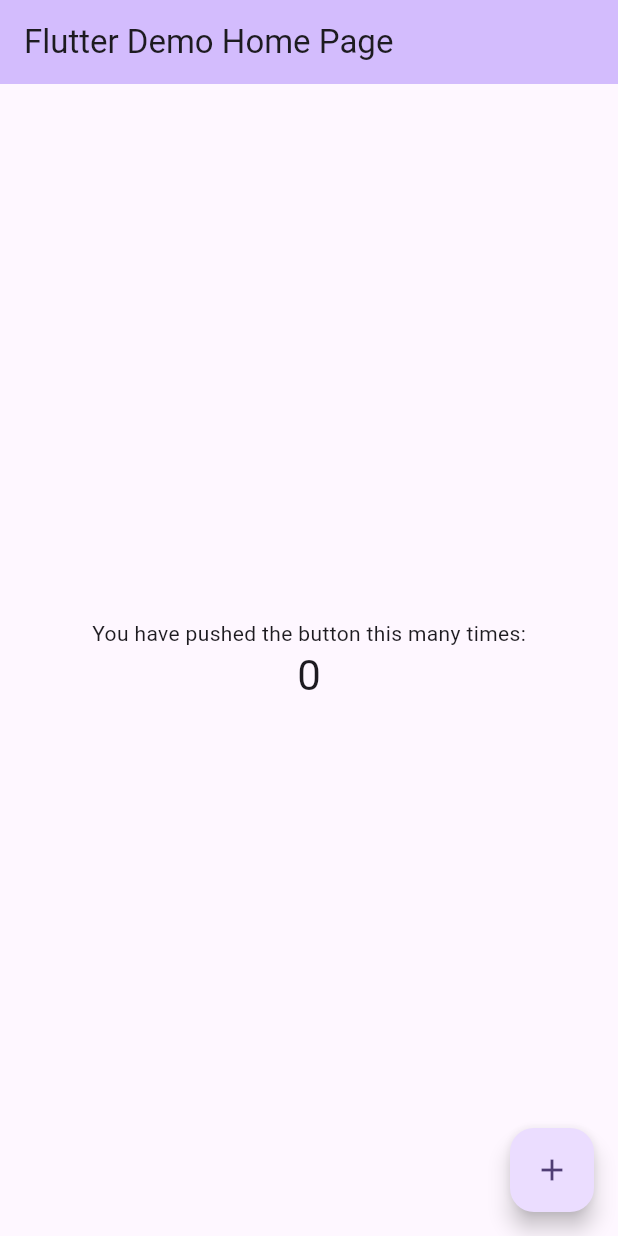
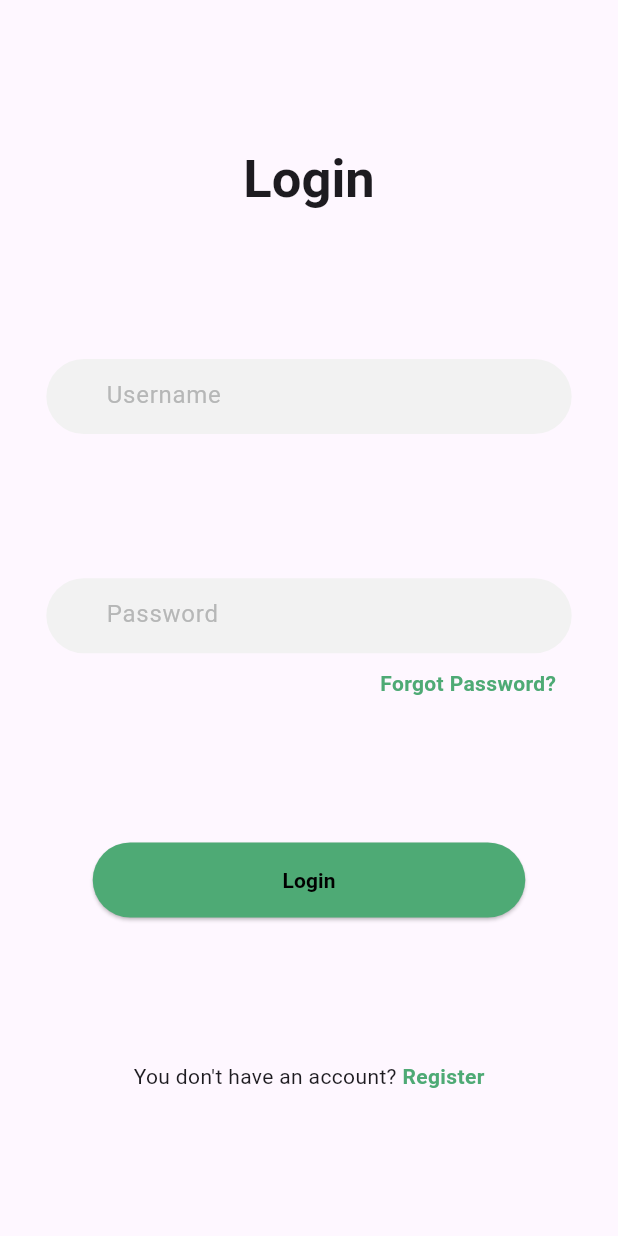
Before and after one commit to KhanhBui2004/Naitei_Flutter_2025_KhanhBH_Project1, a Flutter app: the screen it shows after launch, on a phone screen of 412 x 824 dp. Run offline on Flutter 3.47's test engine with Material 3 defaults, Android fonts, the light colour scheme and no system bars.

Commit message:
create Login UI, register UI

```diff
--- a/lib/main.dart
+++ b/lib/main.dart
@@ -1,4 +1,8 @@
 import 'package:flutter/material.dart';
+import 'package:naitei_flutter_2025_khanhbh_project1/presentation/authentication/login_page.dart';
+import 'package:naitei_flutter_2025_khanhbh_project1/presentation/authentication/register_page.dart';
+import 'package:naitei_flutter_2025_khanhbh_project1/utils/routes/app_routes.dart';
+import 'package:naitei_flutter_2025_khanhbh_project1/utils/routes/route_generator.dart';
 
 void main() {
   runApp(const MyApp());
@@ -11,42 +15,18 @@ class MyApp extends StatelessWidget {
   @override
   Widget build(BuildContext context) {
     return MaterialApp(
-      title: 'Flutter Demo',
-      theme: ThemeData(
-        // This is the theme of your application.
-        //
-        // TRY THIS: Try running your application with "flutter run". You'll see
-        // the application has a purple toolbar. Then, without quitting the app,
-        // try changing the seedColor in the colorScheme below to Colors.green
-        // and then invoke "hot reload" (save your changes or press the "hot
-        // reload" button in a Flutter-supported IDE, or press "r" if you used
-        // the command line to start the app).
-        //
-        // Notice that the counter didn't reset back to zero; the application
-        // state is not lost during the reload. To reset the state, use hot
-        // restart instead.
-        //
-        // This works for code too, not just values: Most code changes can be
-        // tested with just a hot reload.
-        colorScheme: .fromSeed(seedColor: Colors.deepPurple),
-      ),
-      home: const MyHomePage(title: 'Flutter Demo Home Page'),
+      // title: 'Flutter Demo',
+      // theme: ThemeData(colorScheme: .fromSeed(seedColor: Colors.deepPurple)),
+      // home: const MyHomePage(title: 'Flutter Demo Home Page'),
+      initialRoute: AppRoutes.login,
+      onGenerateRoute: RouteGenerator.generateRoute,
+      // home: const RegisterPage(),
     );
   }
 }
 
 class MyHomePage extends StatefulWidget {
   const MyHomePage({super.key, required this.title});
-
-  // This widget is the home page of your application. It is stateful, meaning
-  // that it has a State object (defined below) that contains fields that affect
-  // how it looks.
-
-  // This class is the configuration for the state. It holds the values (in this
-  // case the title) provided by the parent (in this case the App widget) and
-  // used by the build method of the State. Fields in a Widget subclass are
-  // always marked "final".
-
   final String title;
 
   @override
@@ -58,50 +38,19 @@ class _MyHomePageState extends State<MyHomePage> {
 
   void _incrementCounter() {
     setState(() {
-      // This call to setState tells the Flutter framework that something has
-      // changed in this State, which causes it to rerun the build method below
-      // so that the display can reflect the updated values. If we changed
-      // _counter without calling setState(), then the build method would not be
-      // called again, and so nothing would appear to happen.
       _counter++;
     });
   }
 
   @override
   Widget build(BuildContext context) {
-    // This method is rerun every time setState is called, for instance as done
-    // by the _incrementCounter method above.
-    //
-    // The Flutter framework has been optimized to make rerunning build methods
-    // fast, so that you can just rebuild anything that needs updating rather
-    // than having to individually change instances of widgets.
     return Scaffold(
       appBar: AppBar(
-        // TRY THIS: Try changing the color here to a specific color (to
-        // Colors.amber, perhaps?) and trigger a hot reload to see the AppBar
-        // change color while the other colors stay the same.
         backgroundColor: Theme.of(context).colorScheme.inversePrimary,
-        // Here we take the value from the MyHomePage object that was created by
-        // the App.build method, and use it to set our appbar title.
         title: Text(widget.title),
       ),
       body: Center(
-        // Center is a layout widget. It takes a single child and positions it
-        // in the middle of the parent.
         child: Column(
-          // Column is also a layout widget. It takes a list of children and
-          // arranges them vertically. By default, it sizes itself to fit its
-          // children horizontally, and tries to be as tall as its parent.
-          //
-          // Column has various properties to control how it sizes itself and
-          // how it positions its children. Here we use mainAxisAlignment to
-          // center the children vertically; the main axis here is the vertical
-          // axis because Columns are vertical (the cross axis would be
-          // horizontal).
-          //
-          // TRY THIS: Invoke "debug painting" (choose the "Toggle Debug Paint"
-          // action in the IDE, or press "p" in the console), to see the
-          // wireframe for each widget.
           mainAxisAlignment: .center,
           children: [
             const Text('You have pushed the button this many times:'),
--- /dev/null
+++ b/lib/presentation/authentication/login_page.dart
@@ -0,0 +1,102 @@
+import 'package:flutter/material.dart';
+import 'package:naitei_flutter_2025_khanhbh_project1/utils/helper.dart';
+import 'package:naitei_flutter_2025_khanhbh_project1/presentation/widget/textInput.dart';
+import 'package:naitei_flutter_2025_khanhbh_project1/utils/constant.dart';
+import 'package:naitei_flutter_2025_khanhbh_project1/utils/routes/app_routes.dart';
+
+class LoginPage extends StatefulWidget {
+  const LoginPage({super.key});
+
+  @override
+  State<StatefulWidget> createState() {
+    return _LoginPageState();
+  }
+}
+
+class _LoginPageState extends State<LoginPage> {
+  final _usernameControler = TextEditingController();
+  final _passwordControler = TextEditingController();
+  @override
+  Widget build(BuildContext context) {
+    return Scaffold(
+      body: SizedBox(
+        height: Helper.getScreenHeight(context),
+        width: Helper.getScreenWidth(context),
+        child: SafeArea(
+          child: Column(
+            children: [
+              const Spacer(),
+              Text(
+                'Login',
+                style: Helper.getTheme(context).headlineSmall?.copyWith(
+                  fontWeight: FontWeight.bold,
+                  fontSize: 35,
+                ),
+              ),
+              const Spacer(),
+              TextInput(controller: _usernameControler, hintText: 'Username'),
+              const Spacer(),
+              TextInput(hintText: 'Password', controller: _passwordControler),
+              const SizedBox(height: 10),
+              Padding(
+                padding: EdgeInsets.only(
+                  right: MediaQuery.of(context).size.width * 0.1,
+                ),
+                child: Align(
+                  alignment: Alignment.centerRight,
+                  child: GestureDetector(
+                    onTap: () => debugPrint('Forgot password'),
+                    child: Text(
+                      'Forgot Password?',
+                      style: TextStyle(
+                        color: AppColors.greend,
+                        fontWeight: FontWeight.bold,
+                      ),
+                    ),
+                  ),
+                ),
+              ),
+              const Spacer(),
+              SizedBox(
+                height: 50,
+                width: MediaQuery.of(context).size.width * 0.7,
+                child: ElevatedButton(
+                  onPressed: () => debugPrint('login'),
+                  style: ElevatedButton.styleFrom(
+                    backgroundColor: AppColors.greend,
+                  ),
+                  child: const Text(
+                    "Login",
+                    style: TextStyle(
+                      color: Colors.black,
+                      fontWeight: FontWeight.bold,
+                    ),
+                  ),
+                ),
+              ),
+              const Spacer(),
+              Row(
+                mainAxisAlignment: MainAxisAlignment.center,
+                children: [
+                  Text("You don't have an account? "),
+                  GestureDetector(
+                    onTap: () =>
+                        Navigator.of(context).pushNamed(AppRoutes.register),
+                    child: Text(
+                      'Register',
+                      style: TextStyle(
+                        color: AppColors.greend,
+                        fontWeight: FontWeight.bold,
+                      ),
+                    ),
+                  ),
+                ],
+              ),
+              const Spacer(),
+            ],
+          ),
+        ),
+      ),
+    );
+  }
+}
--- /dev/null
+++ b/lib/presentation/widget/textInput.dart
@@ -0,0 +1,42 @@
+import 'package:flutter/material.dart';
+import 'package:naitei_flutter_2025_khanhbh_project1/utils/constant.dart';
+
+class TextInput extends StatelessWidget {
+  final String hintText;
+  final EdgeInsets padding;
+  final TextEditingController? controller;
+  final bool obscureText;
+  final TextInputType keyboardType;
+
+  const TextInput({
+    super.key,
+    required this.hintText,
+    this.controller,
+    this.padding = const EdgeInsets.only(left: 40),
+    this.obscureText = false,
+    this.keyboardType = TextInputType.text,
+  });
+
+  @override
+  Widget build(BuildContext context) {
+    return Container(
+      width: MediaQuery.of(context).size.width * 0.85,
+      height: 50,
+      decoration: const ShapeDecoration(
+        shape: StadiumBorder(),
+        color: AppColors.placeholderBg,
+      ),
+      child: TextField(
+        controller: controller,
+        obscureText: obscureText,
+        keyboardType: keyboardType,
+        decoration: InputDecoration(
+          border: InputBorder.none,
+          hintText: hintText,
+          hintStyle: const TextStyle(color: AppColors.placeholder),
+          contentPadding: padding,
+        ),
+      ),
+    );
+  }
+}
--- /dev/null
+++ b/lib/utils/constant.dart
@@ -0,0 +1,12 @@
+import 'package:flutter/material.dart';
+
+class AppColors {
+  static const primary = Color(0xFF2196F3);
+  static const background = Color(0xFFF5F5F5);
+  static const textPrimary = Color(0xFF333333);
+  static const orange = Color(0xFFFC6011);
+  static const secondary = Color(0xFF7C7D7E);
+  static const placeholder = Color(0xFFB6B7B7);
+  static const placeholderBg = Color(0xFFF2F2F2);
+  static const greend = Color.fromARGB(255, 78, 170, 117);
+}
--- /dev/null
+++ b/lib/utils/helper.dart
@@ -0,0 +1,19 @@
+import 'package:flutter/material.dart';
+
+class Helper {
+  static double getScreenWidth(BuildContext context) {
+    return MediaQuery.of(context).size.width;
+  }
+
+  static double getScreenHeight(BuildContext context) {
+    return MediaQuery.of(context).size.height;
+  }
+
+  static String getAssetName(String fileName, String type) {
+    return "assets/images/$type/$fileName";
+  }
+
+  static TextTheme getTheme(BuildContext context) {
+    return Theme.of(context).textTheme;
+  }
+}
--- /dev/null
+++ b/lib/utils/routes/app_routes.dart
@@ -0,0 +1,6 @@
+class AppRoutes {
+  static const String splash = '/';
+  static const String home = '/home';
+  static const String login = '/login';
+  static const String register = '/register';
+}
--- /dev/null
+++ b/lib/utils/routes/route_generator.dart
@@ -0,0 +1,39 @@
+import 'package:flutter/material.dart';
+import 'package:naitei_flutter_2025_khanhbh_project1/presentation/authentication/login_page.dart';
+import 'package:naitei_flutter_2025_khanhbh_project1/presentation/authentication/register_page.dart';
+import 'package:naitei_flutter_2025_khanhbh_project1/utils/routes/app_routes.dart';
+
+class RouteGenerator {
+  static Route<dynamic> generateRoute(RouteSettings settings) {
+    switch (settings.name) {
+      case AppRoutes.login:
+        // return MaterialPageRoute(builder: (_) => const LoginPage());
+        return _animatedRoute(const LoginPage());
+      case AppRoutes.register:
+        // return MaterialPageRoute(builder: (_) => const RegisterPage());
+        return _animatedRoute(const RegisterPage());
+      default:
+        return MaterialPageRoute(
+          builder: (_) => const Scaffold(body: Text('Page not found!')),
+        );
+    }
+  }
+
+  static PageRouteBuilder _animatedRoute(Widget page) {
+    return PageRouteBuilder(
+      transitionDuration: const Duration(milliseconds: 300),
+      pageBuilder: (_, animation, _) => page,
+      transitionsBuilder: (_, animation, _, child) {
+        final slide = Tween(
+          begin: const Offset(0.1, 0), // trượt nhẹ từ phải sang
+          end: Offset.zero,
+        ).animate(animation);
+
+        return SlideTransition(
+          position: slide,
+          child: FadeTransition(opacity: animation, child: child),
+        );
+      },
+    );
+  }
+}
```
Also changed, not shown: lib/presentation/authentication/register_page.dart (added, +100 -0 lines).
